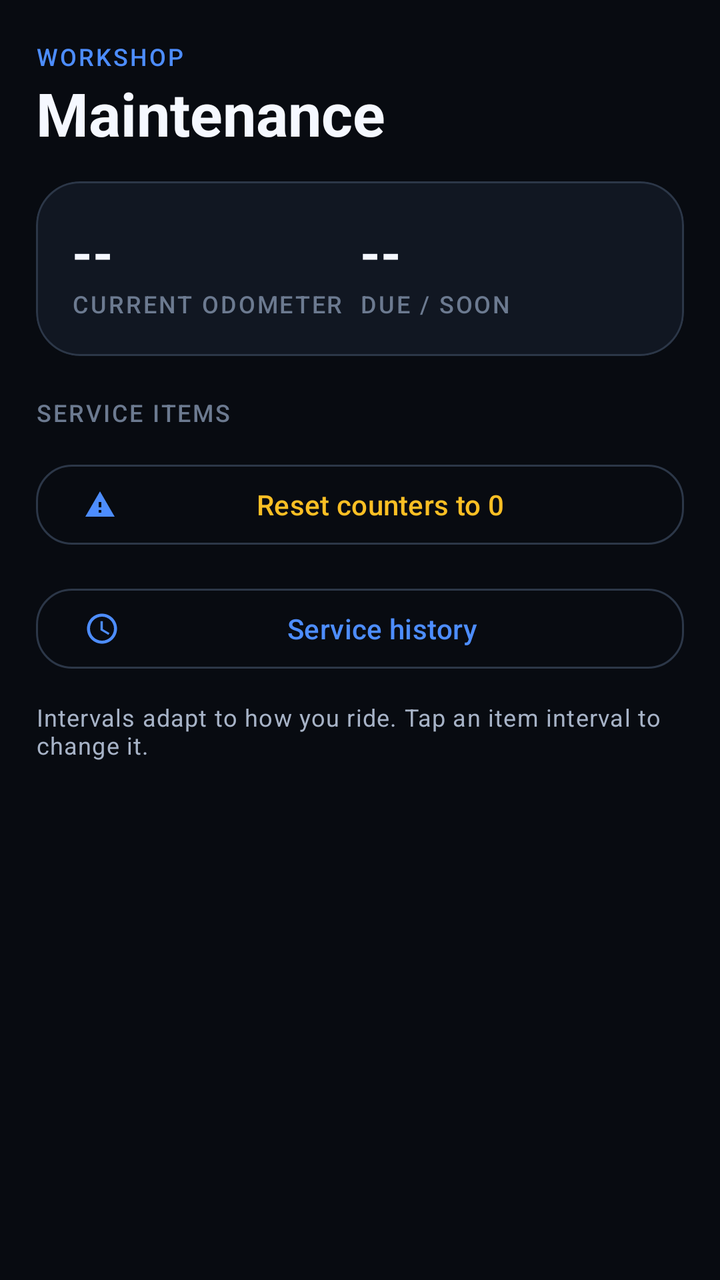
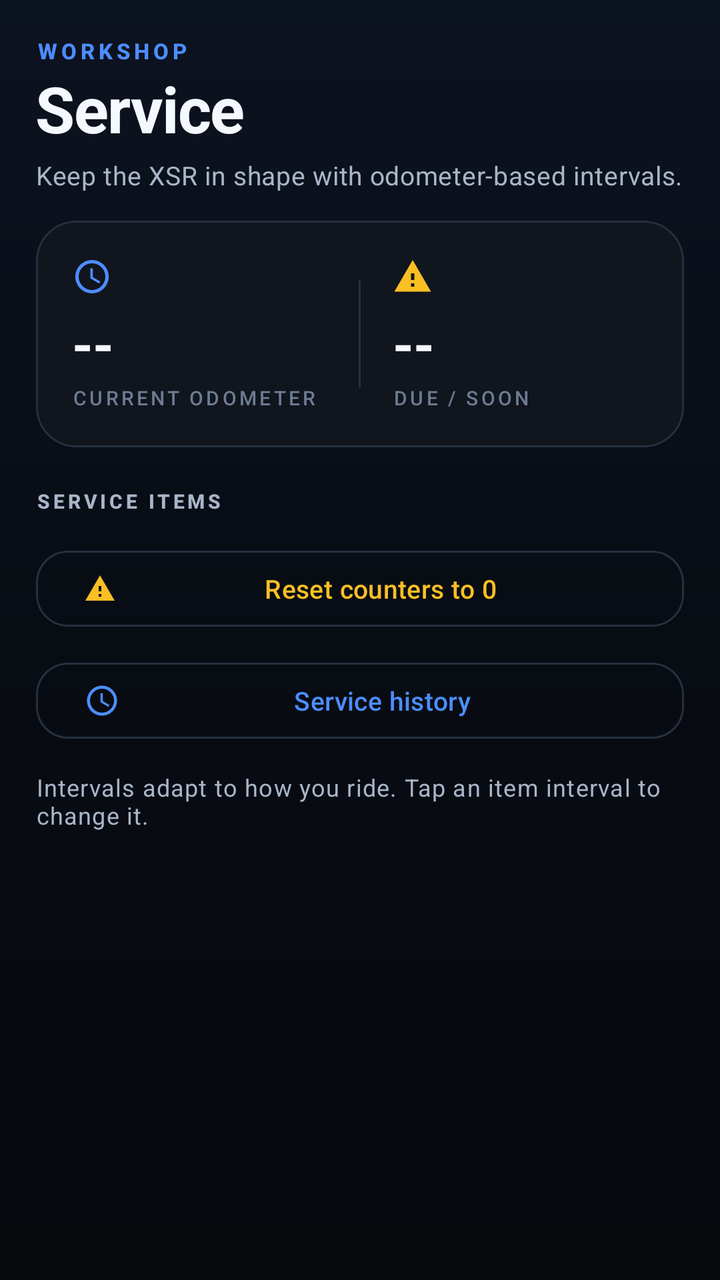

An Android layout rendered at two revisions. The XML below is the earlier revision; the diff shows what the commit changed to produce the second picture.
<!-- AndroidManifest.xml: application theme Theme.XsrCompanion -->
<!-- res/layout/fragment_maintenance.xml -->
<?xml version="1.0" encoding="utf-8"?>
<ScrollView xmlns:android="http://schemas.android.com/apk/res/android"
    xmlns:app="http://schemas.android.com/apk/res-auto"
    android:layout_width="match_parent"
    android:layout_height="match_parent"
    android:background="@color/bg_dark"
    android:clipToPadding="false"
    android:fillViewport="true"
    android:scrollbars="none">

    <LinearLayout
        android:layout_width="match_parent"
        android:layout_height="wrap_content"
        android:orientation="vertical"
        android:paddingHorizontal="@dimen/screen_pad"
        android:paddingTop="20dp"
        android:paddingBottom="28dp">

        <TextView
            android:layout_width="match_parent"
            android:layout_height="wrap_content"
            android:text="WORKSHOP"
            android:textAppearance="@style/TextAppearance.Xsr.Label"
            android:textColor="@color/primary" />

        <TextView
            android:layout_width="match_parent"
            android:layout_height="wrap_content"
            android:text="Maintenance"
            android:textColor="@color/text_primary"
            android:textSize="30sp"
            android:textStyle="bold" />

        <com.google.android.material.card.MaterialCardView
            style="@style/Widget.Xsr.Card"
            android:layout_width="match_parent"
            android:layout_height="wrap_content"
            android:layout_marginTop="14dp">

            <LinearLayout
                android:layout_width="match_parent"
                android:layout_height="wrap_content"
                android:orientation="horizontal"
                android:padding="@dimen/card_pad">

                <LinearLayout
                    android:layout_width="0dp"
                    android:layout_height="wrap_content"
                    android:layout_weight="1"
                    android:orientation="vertical">

                    <TextView
                        android:id="@+id/tvOdometer"
                        android:layout_width="match_parent"
                        android:layout_height="wrap_content"
                        android:text="--"
                        android:textAppearance="@style/TextAppearance.Xsr.Metric"
                        android:textSize="26sp" />

                    <TextView
                        android:layout_width="match_parent"
                        android:layout_height="wrap_content"
                        android:text="CURRENT ODOMETER"
                        android:textAppearance="@style/TextAppearance.Xsr.Label" />
                </LinearLayout>

                <LinearLayout
                    android:layout_width="0dp"
                    android:layout_height="wrap_content"
                    android:layout_weight="1"
                    android:orientation="vertical">

                    <TextView
                        android:id="@+id/tvDueSummary"
                        android:layout_width="match_parent"
                        android:layout_height="wrap_content"
                        android:text="--"
                        android:textAppearance="@style/TextAppearance.Xsr.Metric"
                        android:textSize="26sp" />

                    <TextView
                        android:layout_width="match_parent"
                        android:layout_height="wrap_content"
                        android:text="DUE / SOON"
                        android:textAppearance="@style/TextAppearance.Xsr.Label" />
                </LinearLayout>
            </LinearLayout>
        </com.google.android.material.card.MaterialCardView>

        <TextView
            android:layout_width="match_parent"
            android:layout_height="wrap_content"
            android:layout_marginTop="20dp"
            android:layout_marginBottom="4dp"
            android:text="SERVICE ITEMS"
            android:textAppearance="@style/TextAppearance.Xsr.Label" />

        <LinearLayout
            android:id="@+id/serviceList"
            android:layout_width="match_parent"
            android:layout_height="wrap_content"
            android:orientation="vertical" />

        <com.google.android.material.button.MaterialButton
            android:id="@+id/btnResetCounters"
            style="@style/Widget.Xsr.Button.Outlined"
            android:layout_width="match_parent"
            android:layout_height="wrap_content"
            android:layout_marginTop="10dp"
            android:text="Reset counters to 0"
            android:textColor="@color/accent_amber"
            app:icon="@drawable/ic_warning"
            app:iconSize="16dp" />

        <com.google.android.material.button.MaterialButton
            android:id="@+id/btnServiceHistory"
            style="@style/Widget.Xsr.Button.Outlined"
            android:layout_width="match_parent"
            android:layout_height="wrap_content"
            android:layout_marginTop="14dp"
            android:text="Service history"
            app:icon="@drawable/ic_clock"
            app:iconSize="18dp" />

        <TextView
            android:layout_width="match_parent"
            android:layout_height="wrap_content"
            android:layout_marginTop="12dp"
            android:text="Intervals adapt to how you ride. Tap an item interval to change it."
            android:textAppearance="@style/TextAppearance.Xsr.Caption" />
    </LinearLayout>
</ScrollView>
<!-- resources referenced by this layout -->
<resources>
  <color name="bg_dark">#080B11</color>
  <style name="TextAppearance.Xsr.Caption" parent="TextAppearance.Material3.BodySmall">
          <item name="android:textColor">@color/text_secondary</item>
      </style>
  <style name="TextAppearance.Xsr.Label" parent="TextAppearance.Material3.LabelMedium">
          <item name="android:textColor">@color/text_muted</item>
          <item name="android:letterSpacing">0.08</item>
          <item name="android:textAllCaps">true</item>
      </style>
  <style name="TextAppearance.Xsr.Metric" parent="TextAppearance.Material3.HeadlineSmall">
          <item name="android:textColor">@color/text_primary</item>
          <item name="android:textStyle">bold</item>
      </style>
  <style name="Widget.Xsr.Button.Outlined" parent="Widget.Material3.Button.OutlinedButton">
          <item name="cornerRadius">18dp</item>
          <item name="android:minHeight">48dp</item>
          <item name="android:textAllCaps">false</item>
      </style>
  <style name="Widget.Xsr.Card" parent="Widget.Material3.CardView.Filled">
          <item name="cardBackgroundColor">@color/surface</item>
          <item name="cardCornerRadius">22dp</item>
          <item name="cardElevation">0dp</item>
          <item name="strokeColor">@color/outline_color</item>
          <item name="strokeWidth">1dp</item>
          <item name="contentPadding">0dp</item>
      </style>
  <style name="Theme.XsrCompanion" parent="Theme.Material3.Dark.NoActionBar">
          <item name="colorPrimary">@color/primary</item>
          <item name="colorOnPrimary">@color/on_primary</item>
          <item name="colorPrimaryContainer">@color/primary_dim</item>
          <item name="colorOnPrimaryContainer">@color/text_primary</item>
          <item name="colorSecondary">@color/secondary</item>
          <item name="colorOnSecondary">@color/on_secondary</item>
          <item name="colorTertiary">@color/tertiary</item>
  
          <item name="android:colorBackground">@color/bg_dark</item>
          <item name="colorSurface">@color/surface</item>
          <item name="colorOnSurface">@color/text_primary</item>
          <item name="colorSurfaceVariant">@color/surface_variant</item>
          <item name="colorOnSurfaceVariant">@color/text_secondary</item>
          <item name="colorOutline">@color/outline_color</item>
          <item name="colorError">@color/accent_red</item>
  
          <item name="android:statusBarColor">@android:color/transparent</item>
          <item name="android:navigationBarColor">@android:color/transparent</item>
          <item name="android:windowLightStatusBar">false</item>
          <item name="android:windowLightNavigationBar">false</item>
          <item name="android:enforceStatusBarContrast">false</item>
          <item name="android:enforceNavigationBarContrast">false</item>
          <item name="android:windowBackground">@color/bg_dark</item>
  
          <item name="materialCardViewStyle">@style/Widget.Xsr.Card</item>
          <item name="materialButtonStyle">@style/Widget.Xsr.Button</item>
      </style>
  <color name="text_secondary">#A7B3C7</color>
  <color name="text_muted">#6C7A90</color>
  <color name="surface">#111722</color>
  <color name="outline_color">#2C3748</color>
  <color name="surface_variant">#1A2231</color>
  <style name="Widget.Xsr.Button" parent="Widget.Material3.Button">
          <item name="cornerRadius">18dp</item>
          <item name="android:minHeight">52dp</item>
          <item name="android:textAllCaps">false</item>
      </style>
  <!-- unchanged entries left out for length: 13 -->
</resources>

<!-- the commit's change to res/layout/fragment_maintenance.xml (unified diff, before → after) -->
@@ -3,7 +3,7 @@
     xmlns:app="http://schemas.android.com/apk/res-auto"
     android:layout_width="match_parent"
     android:layout_height="match_parent"
-    android:background="@color/bg_dark"
+    android:background="@drawable/bg_app"
     android:clipToPadding="false"
     android:fillViewport="true"
     android:scrollbars="none">
@@ -13,23 +13,27 @@
         android:layout_height="wrap_content"
         android:orientation="vertical"
         android:paddingHorizontal="@dimen/screen_pad"
-        android:paddingTop="20dp"
+        android:paddingTop="18dp"
         android:paddingBottom="28dp">
 
         <TextView
             android:layout_width="match_parent"
             android:layout_height="wrap_content"
             android:text="WORKSHOP"
-            android:textAppearance="@style/TextAppearance.Xsr.Label"
-            android:textColor="@color/primary" />
+            android:textAppearance="@style/TextAppearance.Xsr.Eyebrow" />
 
         <TextView
             android:layout_width="match_parent"
             android:layout_height="wrap_content"
-            android:text="Maintenance"
-            android:textColor="@color/text_primary"
-            android:textSize="30sp"
-            android:textStyle="bold" />
+            android:text="Service"
+            android:textAppearance="@style/TextAppearance.Xsr.ScreenTitle" />
+
+        <TextView
+            android:layout_width="match_parent"
+            android:layout_height="wrap_content"
+            android:layout_marginTop="3dp"
+            android:text="@string/maintenance_subtitle"
+            android:textAppearance="@style/TextAppearance.Xsr.ScreenSubtitle" />
 
         <com.google.android.material.card.MaterialCardView
             style="@style/Widget.Xsr.Card"
@@ -40,6 +44,7 @@
             <LinearLayout
                 android:layout_width="match_parent"
                 android:layout_height="wrap_content"
+                android:gravity="center_vertical"
                 android:orientation="horizontal"
                 android:padding="@dimen/card_pad">
 
@@ -49,20 +54,36 @@
                     android:layout_weight="1"
                     android:orientation="vertical">
 
+                    <ImageView
+                        android:layout_width="20dp"
+                        android:layout_height="20dp"
+                        android:contentDescription="@null"
+                        android:src="@drawable/ic_odometer"
+                        app:tint="@color/primary" />
+
                     <TextView
                         android:id="@+id/tvOdometer"
                         android:layout_width="match_parent"
                         android:layout_height="wrap_content"
+                        android:layout_marginTop="9dp"
+                        android:includeFontPadding="false"
                         android:text="--"
                         android:textAppearance="@style/TextAppearance.Xsr.Metric"
-                        android:textSize="26sp" />
+                        android:textSize="27sp" />
 
                     <TextView
                         android:layout_width="match_parent"
                         android:layout_height="wrap_content"
+                        android:layout_marginTop="3dp"
                         android:text="CURRENT ODOMETER"
                         android:textAppearance="@style/TextAppearance.Xsr.Label" />
                 </LinearLayout>
+
+                <View
+                    android:layout_width="1dp"
+                    android:layout_height="54dp"
+                    android:layout_marginHorizontal="16dp"
+                    android:background="@color/outline_color" />
 
                 <LinearLayout
                     android:layout_width="0dp"
@@ -70,17 +91,27 @@
                     android:layout_weight="1"
                     android:orientation="vertical">
 
+                    <ImageView
+                        android:layout_width="20dp"
+                        android:layout_height="20dp"
+                        android:contentDescription="@null"
+                        android:src="@drawable/ic_warning"
+                        app:tint="@color/accent_amber" />
+
                     <TextView
                         android:id="@+id/tvDueSummary"
                         android:layout_width="match_parent"
                         android:layout_height="wrap_content"
+                        android:layout_marginTop="9dp"
+                        android:includeFontPadding="false"
                         android:text="--"
                         android:textAppearance="@style/TextAppearance.Xsr.Metric"
-                        android:textSize="26sp" />
+                        android:textSize="27sp" />
 
                     <TextView
                         android:layout_width="match_parent"
                         android:layout_height="wrap_content"
+                        android:layout_marginTop="3dp"
                         android:text="DUE / SOON"
                         android:textAppearance="@style/TextAppearance.Xsr.Label" />
                 </LinearLayout>
@@ -91,9 +122,9 @@
             android:layout_width="match_parent"
             android:layout_height="wrap_content"
             android:layout_marginTop="20dp"
-            android:layout_marginBottom="4dp"
+            android:layout_marginBottom="2dp"
             android:text="SERVICE ITEMS"
-            android:textAppearance="@style/TextAppearance.Xsr.Label" />
+            android:textAppearance="@style/TextAppearance.Xsr.SectionLabel" />
 
         <LinearLayout
             android:id="@+id/serviceList"
@@ -106,18 +137,19 @@
             style="@style/Widget.Xsr.Button.Outlined"
             android:layout_width="match_parent"
             android:layout_height="wrap_content"
-            android:layout_marginTop="10dp"
+            android:layout_marginTop="12dp"
             android:text="Reset counters to 0"
             android:textColor="@color/accent_amber"
             app:icon="@drawable/ic_warning"
-            app:iconSize="16dp" />
+            app:iconSize="16dp"
+            app:iconTint="@color/accent_amber" />
 
         <com.google.android.material.button.MaterialButton
             android:id="@+id/btnServiceHistory"
             style="@style/Widget.Xsr.Button.Outlined"
             android:layout_width="match_parent"
             android:layout_height="wrap_content"
-            android:layout_marginTop="14dp"
+            android:layout_marginTop="10dp"
             android:text="Service history"
             app:icon="@drawable/ic_clock"
             app:iconSize="18dp" />
<!-- resource entries referenced after the edit -->
@@ -1,30 +1,61 @@
 <!-- resources referenced by this layout -->
 <resources>
-  <color name="bg_dark">#080B11</color>
+  <color name="bg_dark">#07090D</color>
   <style name="TextAppearance.Xsr.Caption" parent="TextAppearance.Material3.BodySmall">
           <item name="android:textColor">@color/text_secondary</item>
+          <item name="android:lineSpacingExtra">2dp</item>
+      </style>
+  <style name="TextAppearance.Xsr.Eyebrow" parent="TextAppearance.Material3.LabelMedium">
+          <item name="android:textColor">@color/primary</item>
+          <item name="android:textSize">11sp</item>
+          <item name="android:textStyle">bold</item>
+          <item name="android:letterSpacing">0.18</item>
+          <item name="android:textAllCaps">true</item>
       </style>
   <style name="TextAppearance.Xsr.Label" parent="TextAppearance.Material3.LabelMedium">
           <item name="android:textColor">@color/text_muted</item>
-          <item name="android:letterSpacing">0.08</item>
+          <item name="android:textSize">10sp</item>
+          <item name="android:letterSpacing">0.14</item>
           <item name="android:textAllCaps">true</item>
       </style>
   <style name="TextAppearance.Xsr.Metric" parent="TextAppearance.Material3.HeadlineSmall">
           <item name="android:textColor">@color/text_primary</item>
           <item name="android:textStyle">bold</item>
+          <item name="android:letterSpacing">-0.01</item>
+      </style>
+  <style name="TextAppearance.Xsr.ScreenSubtitle" parent="TextAppearance.Material3.BodyMedium">
+          <item name="android:textColor">@color/text_secondary</item>
+          <item name="android:textSize">13sp</item>
+          <item name="android:lineSpacingExtra">2dp</item>
+      </style>
+  <style name="TextAppearance.Xsr.ScreenTitle" parent="TextAppearance.Material3.HeadlineSmall">
+          <item name="android:textColor">@color/text_primary</item>
+          <item name="android:textSize">32sp</item>
+          <item name="android:textStyle">bold</item>
+          <item name="android:letterSpacing">-0.015</item>
+      </style>
+  <style name="TextAppearance.Xsr.SectionLabel" parent="TextAppearance.Material3.LabelMedium">
+          <item name="android:textColor">@color/text_secondary</item>
+          <item name="android:textSize">10sp</item>
+          <item name="android:letterSpacing">0.16</item>
+          <item name="android:textStyle">bold</item>
+          <item name="android:textAllCaps">true</item>
       </style>
   <style name="Widget.Xsr.Button.Outlined" parent="Widget.Material3.Button.OutlinedButton">
-          <item name="cornerRadius">18dp</item>
-          <item name="android:minHeight">48dp</item>
+          <item name="cornerRadius">16dp</item>
+          <item name="android:minHeight">46dp</item>
           <item name="android:textAllCaps">false</item>
+          <item name="android:textSize">13sp</item>
+          <item name="strokeColor">@color/outline</item>
       </style>
   <style name="Widget.Xsr.Card" parent="Widget.Material3.CardView.Filled">
           <item name="cardBackgroundColor">@color/surface</item>
-          <item name="cardCornerRadius">22dp</item>
+          <item name="cardCornerRadius">20dp</item>
           <item name="cardElevation">0dp</item>
           <item name="strokeColor">@color/outline_color</item>
           <item name="strokeWidth">1dp</item>
           <item name="contentPadding">0dp</item>
+          <item name="rippleColor">@color/ripple</item>
       </style>
   <style name="Theme.XsrCompanion" parent="Theme.Material3.Dark.NoActionBar">
           <item name="colorPrimary">@color/primary</item>
@@ -49,20 +80,54 @@
           <item name="android:windowLightNavigationBar">false</item>
           <item name="android:enforceStatusBarContrast">false</item>
           <item name="android:enforceNavigationBarContrast">false</item>
-          <item name="android:windowBackground">@color/bg_dark</item>
+          <item name="android:windowBackground">@drawable/bg_app</item>
   
           <item name="materialCardViewStyle">@style/Widget.Xsr.Card</item>
           <item name="materialButtonStyle">@style/Widget.Xsr.Button</item>
+          <item name="materialAlertDialogTheme">@style/ThemeOverlay.Xsr.Dialog</item>
       </style>
-  <color name="text_secondary">#A7B3C7</color>
-  <color name="text_muted">#6C7A90</color>
-  <color name="surface">#111722</color>
-  <color name="outline_color">#2C3748</color>
-  <color name="surface_variant">#1A2231</color>
+  <color name="text_secondary">#A9B5C8</color>
+  <color name="text_muted">#6E7C93</color>
+  <color name="outline">#26303F</color>
+  <color name="surface">#10151E</color>
+  <color name="ripple">#24FFFFFF</color>
+  <color name="outline_color">#26303F</color>
+  <!-- drawable bg_app (drawable) -->
+  <?xml version="1.0" encoding="utf-8"?>
+  <shape xmlns:android="http://schemas.android.com/apk/res/android"
+      android:shape="rectangle">
+      <gradient
+          android:angle="270"
+          android:centerColor="#080C13"
+          android:endColor="#07090D"
+          android:startColor="#0C1320" />
+  </shape>
+  <!-- drawable ic_odometer (drawable) -->
+  <vector xmlns:android="http://schemas.android.com/apk/res/android"
+      android:width="24dp" android:height="24dp"
+      android:viewportWidth="24" android:viewportHeight="24">
+      <path android:fillColor="@color/text_secondary"
+          android:pathData="M12,2C6.48,2 2,6.48 2,12s4.48,10 10,10 10,-4.48 10,-10S17.52,2 12,2zM12,20c-4.41,0 -8,-3.59 -8,-8s3.59,-8 8,-8 8,3.59 8,8 -3.59,8 -8,8zM12.5,7H11v6l5.25,3.15 0.75,-1.23 -4.5,-2.67z" />
+  </vector>
+  <string name="maintenance_subtitle">Keep the XSR in shape with odometer-based intervals.</string>
+  <color name="surface_variant">#161D29</color>
   <style name="Widget.Xsr.Button" parent="Widget.Material3.Button">
-          <item name="cornerRadius">18dp</item>
-          <item name="android:minHeight">52dp</item>
+          <item name="cornerRadius">16dp</item>
+          <item name="android:minHeight">48dp</item>
           <item name="android:textAllCaps">false</item>
+          <item name="android:textSize">14sp</item>
+          <item name="android:letterSpacing">0.01</item>
+          <item name="iconPadding">8dp</item>
+      </style>
+  <style name="ThemeOverlay.Xsr.Dialog" parent="ThemeOverlay.Material3.MaterialAlertDialog">
+          <item name="colorSurface">@color/surface</item>
+          <item name="colorSurfaceContainerHigh">@color/surface</item>
+          <item name="colorOnSurface">@color/text_primary</item>
+          <item name="shapeAppearanceOverlay">@style/ShapeAppearanceOverlay.Xsr.Dialog</item>
+      </style>
+  <style name="ShapeAppearanceOverlay.Xsr.Dialog" parent="">
+          <item name="cornerFamily">rounded</item>
+          <item name="cornerSize">24dp</item>
       </style>
   <!-- unchanged entries left out for length: 13 -->
 </resources>
